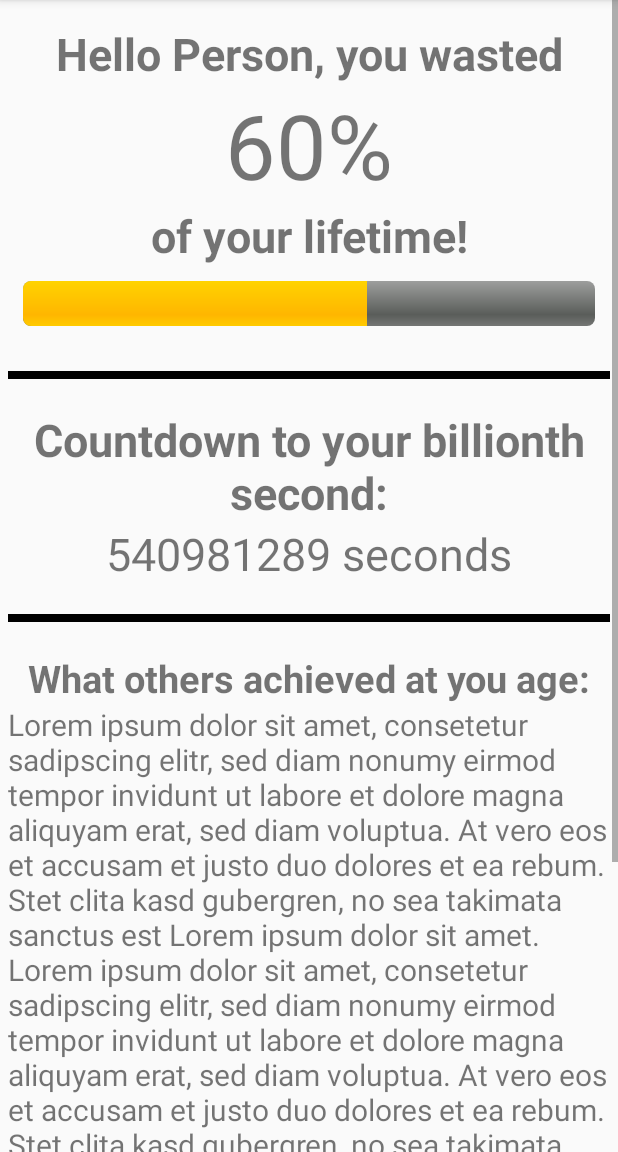
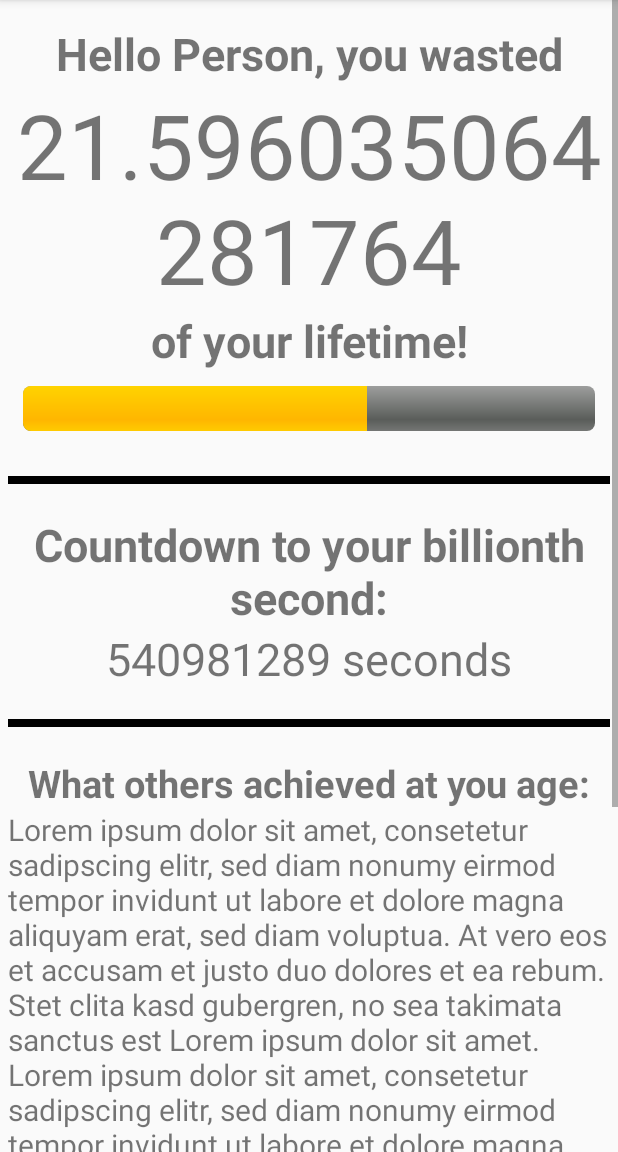
Before and after one commit to Jugendhackt/depressionApp, an Android app: the MainActivity screen opened directly, with no data from a screen before it, on a phone screen of 412 x 824 dp, the part 84-1236 px from its top. Run offline under Robolectric (Android 15) with nearby library versions, the phone set to English and light mode, and no system bars.

Commit message:
people died working now

```diff
--- a/app/src/main/java/de/jugendhackt/depressionapp/MainActivity.java
+++ b/app/src/main/java/de/jugendhackt/depressionapp/MainActivity.java
@@ -16,31 +16,36 @@ public class MainActivity extends AppCompatActivity {
     protected void onCreate(Bundle savedInstanceState) {
         super.onCreate(savedInstanceState);
         setContentView(R.layout.activity_main);
-        TextView PeopleDead = findViewById(R.id.countdownValueTv);
-        PeopleDead.setText(peopleDied());
+        TextView PeopleDead = findViewById(R.id.peopleDiedCounterTv);
+        PeopleDead.setText(String.valueOf(peopleDied()));
 
         TextView wastedLifeTimeTextView = findViewById(R.id.wastedLifetimePercent);
         System.out.println("Halllo");
         System.out.println(dayslived());
 
 
-       // wastedLifeTimeTextView.setText(String.valueOf(percentagelived()));
+
+
+        wastedLifeTimeTextView.setText(String.valueOf(percentagelived()));
+
+
 
 
 
 
     }
 
-    private String birthday;
-    private String sex;
-    private String Ort;
-    private String Name;
+    private String birthday = "12.10.2000";
+    private String sex = "Female";
+    private String Ort = "Bayern";
+    private String Name = "Max";
+
+
 
 
 
 
     public int dayslived(){
-        birthday = "12.10.2000";
         int day = Integer.parseInt(birthday.substring(0,2));
         int month = Integer.parseInt(birthday.substring(3,5));
         int year = Integer.parseInt(birthday.substring(6,10));
@@ -57,7 +62,7 @@ public class MainActivity extends AppCompatActivity {
     }
 
     public int lifeexpectancy() {
-        int expectancy = 0;
+        int expectancy = 80;
         switch (Ort) {
             case "Baden-Württemberg":
                 switch (sex) {
@@ -276,9 +281,9 @@ public class MainActivity extends AppCompatActivity {
     }
     public int peopleDied() {
         Calendar cal = Calendar.getInstance();
-        int h = cal.get(Calendar.HOUR_OF_DAY);
-        int m = cal.get(Calendar.MINUTE);
-        int s = cal.get(Calendar.SECOND);
-        return ((h + m/60 + s/3600) / 24) * 151600;
+        double h = cal.get(Calendar.HOUR_OF_DAY);
+        double m = cal.get(Calendar.MINUTE);
+        double s = cal.get(Calendar.SECOND);
+        return (int)(((h + m/60 + s/3600) / 24) * 151600);
     }
 }
```
